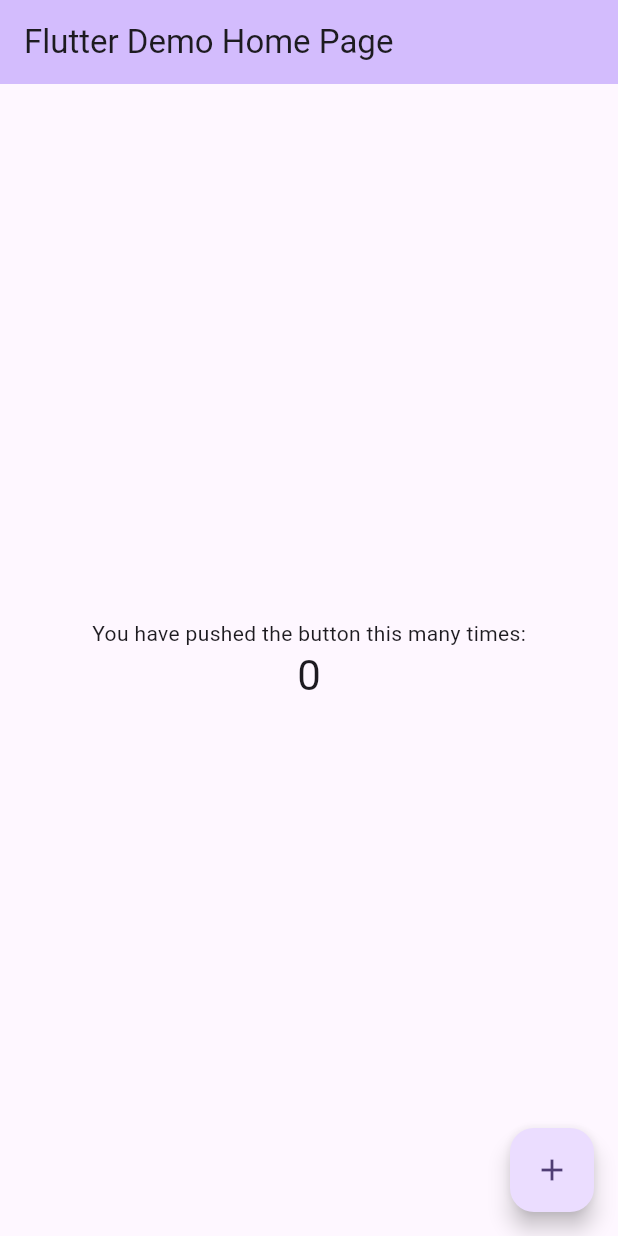
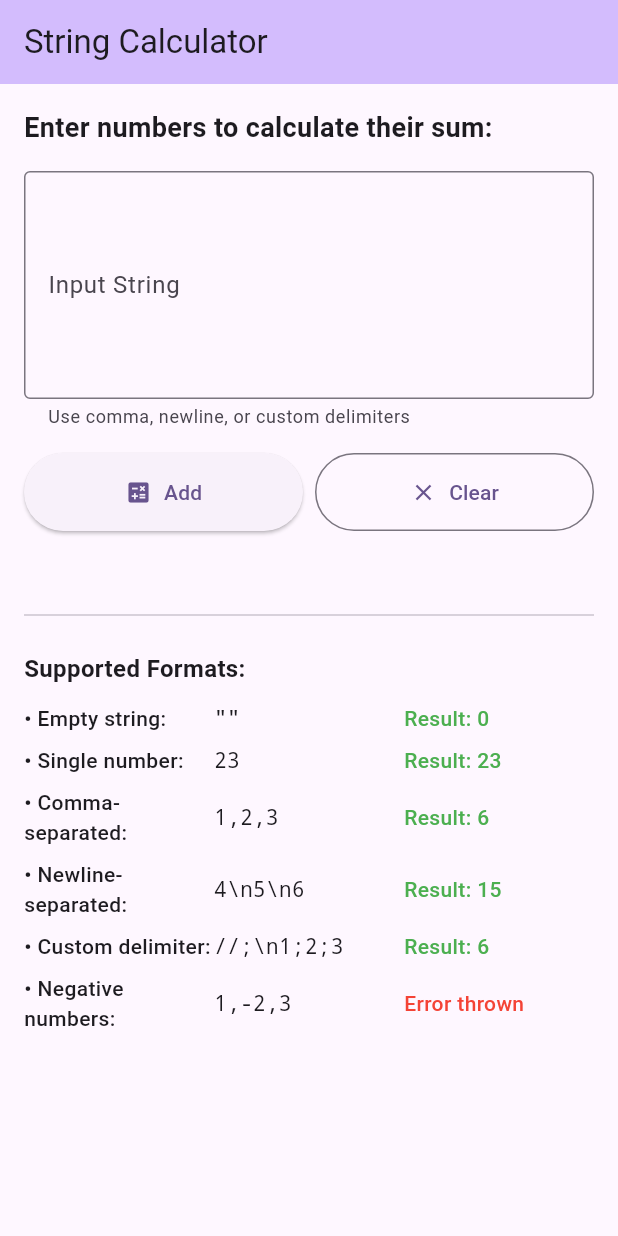
Before and after one commit to SSamratR/incubyte, a Flutter app: the screen it shows after launch, on a phone screen of 412 x 824 dp. Run offline on Flutter 3.47's test engine with Material 3 defaults, Android fonts, the phone set to English and light mode, and no system bars.

Commit message:
Enhance README and add interactive testing UI for String Calculator

```diff
--- a/lib/main.dart
+++ b/lib/main.dart
@@ -1,4 +1,5 @@
 import 'package:flutter/material.dart';
+import 'package:incubyte/extension_add.dart';
 
 void main() {
   runApp(const MyApp());
@@ -7,115 +8,190 @@ void main() {
 class MyApp extends StatelessWidget {
   const MyApp({super.key});
 
-  // This widget is the root of your application.
   @override
   Widget build(BuildContext context) {
     return MaterialApp(
-      title: 'Flutter Demo',
+      title: 'String Calculator',
       theme: ThemeData(
-        // This is the theme of your application.
-        //
-        // TRY THIS: Try running your application with "flutter run". You'll see
-        // the application has a purple toolbar. Then, without quitting the app,
-        // try changing the seedColor in the colorScheme below to Colors.green
-        // and then invoke "hot reload" (save your changes or press the "hot
-        // reload" button in a Flutter-supported IDE, or press "r" if you used
-        // the command line to start the app).
-        //
-        // Notice that the counter didn't reset back to zero; the application
-        // state is not lost during the reload. To reset the state, use hot
-        // restart instead.
-        //
-        // This works for code too, not just values: Most code changes can be
-        // tested with just a hot reload.
-        colorScheme: .fromSeed(seedColor: Colors.deepPurple),
+        colorScheme: ColorScheme.fromSeed(seedColor: Colors.deepPurple),
+        useMaterial3: true,
       ),
-      home: const MyHomePage(title: 'Flutter Demo Home Page'),
+      home: const StringCalculatorScreen(),
     );
   }
 }
 
-class MyHomePage extends StatefulWidget {
-  const MyHomePage({super.key, required this.title});
-
-  // This widget is the home page of your application. It is stateful, meaning
-  // that it has a State object (defined below) that contains fields that affect
-  // how it looks.
-
-  // This class is the configuration for the state. It holds the values (in this
-  // case the title) provided by the parent (in this case the App widget) and
-  // used by the build method of the State. Fields in a Widget subclass are
-  // always marked "final".
-
-  final String title;
+class StringCalculatorScreen extends StatefulWidget {
+  const StringCalculatorScreen({super.key});
 
   @override
-  State<MyHomePage> createState() => _MyHomePageState();
+  State<StringCalculatorScreen> createState() => _StringCalculatorScreenState();
 }
 
-class _MyHomePageState extends State<MyHomePage> {
-  int _counter = 0;
+class _StringCalculatorScreenState extends State<StringCalculatorScreen> {
+  final TextEditingController _controller = TextEditingController();
+  String _result = '';
+  String _errorMessage = '';
 
-  void _incrementCounter() {
+  @override
+  void dispose() {
+    _controller.dispose();
+    super.dispose();
+  }
+
+  void _calculateSum() {
     setState(() {
-      // This call to setState tells the Flutter framework that something has
-      // changed in this State, which causes it to rerun the build method below
-      // so that the display can reflect the updated values. If we changed
-      // _counter without calling setState(), then the build method would not be
-      // called again, and so nothing would appear to happen.
-      _counter++;
+      _errorMessage = '';
+      _result = '';
+
+      try {
+        final sum = _controller.text.add();
+        _result = 'Result: $sum';
+      } on Exception catch (e) {
+        _errorMessage = e.toString();
+      }
+    });
+  }
+
+  void _clearInput() {
+    setState(() {
+      _controller.clear();
+      _result = '';
+      _errorMessage = '';
     });
   }
 
   @override
   Widget build(BuildContext context) {
-    // This method is rerun every time setState is called, for instance as done
-    // by the _incrementCounter method above.
-    //
-    // The Flutter framework has been optimized to make rerunning build methods
-    // fast, so that you can just rebuild anything that needs updating rather
-    // than having to individually change instances of widgets.
     return Scaffold(
       appBar: AppBar(
-        // TRY THIS: Try changing the color here to a specific color (to
-        // Colors.amber, perhaps?) and trigger a hot reload to see the AppBar
-        // change color while the other colors stay the same.
+        title: const Text('String Calculator'),
         backgroundColor: Theme.of(context).colorScheme.inversePrimary,
-        // Here we take the value from the MyHomePage object that was created by
-        // the App.build method, and use it to set our appbar title.
-        title: Text(widget.title),
       ),
-      body: Center(
-        // Center is a layout widget. It takes a single child and positions it
-        // in the middle of the parent.
+      body: SingleChildScrollView(
+        padding: const EdgeInsets.all(16.0),
         child: Column(
-          // Column is also a layout widget. It takes a list of children and
-          // arranges them vertically. By default, it sizes itself to fit its
-          // children horizontally, and tries to be as tall as its parent.
-          //
-          // Column has various properties to control how it sizes itself and
-          // how it positions its children. Here we use mainAxisAlignment to
-          // center the children vertically; the main axis here is the vertical
-          // axis because Columns are vertical (the cross axis would be
-          // horizontal).
-          //
-          // TRY THIS: Invoke "debug painting" (choose the "Toggle Debug Paint"
-          // action in the IDE, or press "p" in the console), to see the
-          // wireframe for each widget.
-          mainAxisAlignment: .center,
+          crossAxisAlignment: CrossAxisAlignment.stretch,
           children: [
-            const Text('You have pushed the button this many times:'),
-            Text(
-              '$_counter',
-              style: Theme.of(context).textTheme.headlineMedium,
+            const Text(
+              'Enter numbers to calculate their sum:',
+              style: TextStyle(fontSize: 18, fontWeight: FontWeight.bold),
             ),
+            const SizedBox(height: 16),
+            TextField(
+              controller: _controller,
+              maxLines: 5,
+              decoration: InputDecoration(
+                hintText: 'Examples:\n1,2,3\n4\\n5\\n6\n//;\\n1;2;3',
+                border: const OutlineInputBorder(),
+                labelText: 'Input String',
+                helperText: 'Use comma, newline, or custom delimiters',
+              ),
+            ),
+            const SizedBox(height: 16),
+            Row(
+              children: [
+                Expanded(
+                  child: ElevatedButton.icon(
+                    onPressed: _calculateSum,
+                    icon: const Icon(Icons.calculate),
+                    label: const Text('Add'),
+                    style: ElevatedButton.styleFrom(
+                      padding: const EdgeInsets.all(16),
+                    ),
+                  ),
+                ),
+                const SizedBox(width: 8),
+                Expanded(
+                  child: OutlinedButton.icon(
+                    onPressed: _clearInput,
+                    icon: const Icon(Icons.clear),
+                    label: const Text('Clear'),
+                    style: OutlinedButton.styleFrom(
+                      padding: const EdgeInsets.all(16),
+                    ),
+                  ),
+                ),
+              ],
+            ),
+            const SizedBox(height: 24),
+            if (_result.isNotEmpty)
+              Card(
+                color: Colors.green.shade50,
+                child: Padding(
+                  padding: const EdgeInsets.all(16.0),
+                  child: Text(
+                    _result,
+                    style: TextStyle(
+                      fontSize: 24,
+                      fontWeight: FontWeight.bold,
+                      color: Colors.green.shade900,
+                    ),
+                  ),
+                ),
+              ),
+            if (_errorMessage.isNotEmpty)
+              Card(
+                color: Colors.red.shade50,
+                child: Padding(
+                  padding: const EdgeInsets.all(16.0),
+                  child: Text(
+                    _errorMessage,
+                    style: TextStyle(
+                      fontSize: 16,
+                      fontWeight: FontWeight.bold,
+                      color: Colors.red.shade900,
+                    ),
+                  ),
+                ),
+              ),
+            const SizedBox(height: 24),
+            const Divider(),
+            const SizedBox(height: 16),
+            const Text(
+              'Supported Formats:',
+              style: TextStyle(fontSize: 16, fontWeight: FontWeight.bold),
+            ),
+            const SizedBox(height: 8),
+            _buildExample('Empty string', '""', 'Result: 0'),
+            _buildExample('Single number', '23', 'Result: 23'),
+            _buildExample('Comma-separated', '1,2,3', 'Result: 6'),
+            _buildExample('Newline-separated', '4\\n5\\n6', 'Result: 15'),
+            _buildExample('Custom delimiter', '//;\\n1;2;3', 'Result: 6'),
+            _buildExample('Negative numbers', '1,-2,3', 'Error thrown'),
           ],
         ),
       ),
-      floatingActionButton: FloatingActionButton(
-        onPressed: _incrementCounter,
-        tooltip: 'Increment',
-        child: const Icon(Icons.add),
+    );
+  }
+
+  Widget _buildExample(String title, String input, String output) {
+    return Padding(
+      padding: const EdgeInsets.symmetric(vertical: 4.0),
+      child: Row(
+        children: [
+          Expanded(
+            flex: 2,
+            child: Text(
+              '• $title:',
+              style: const TextStyle(fontWeight: FontWeight.w500),
+            ),
+          ),
+          Expanded(
+            flex: 2,
+            child: Text(input, style: const TextStyle(fontFamily: 'monospace')),
+          ),
+          Expanded(
+            flex: 2,
+            child: Text(
+              output,
+              style: TextStyle(
+                color: output.startsWith('Error') ? Colors.red : Colors.green,
+                fontWeight: FontWeight.w500,
+              ),
+            ),
+          ),
+        ],
       ),
     );
   }
```
Also changed, not shown: 1 other file.
